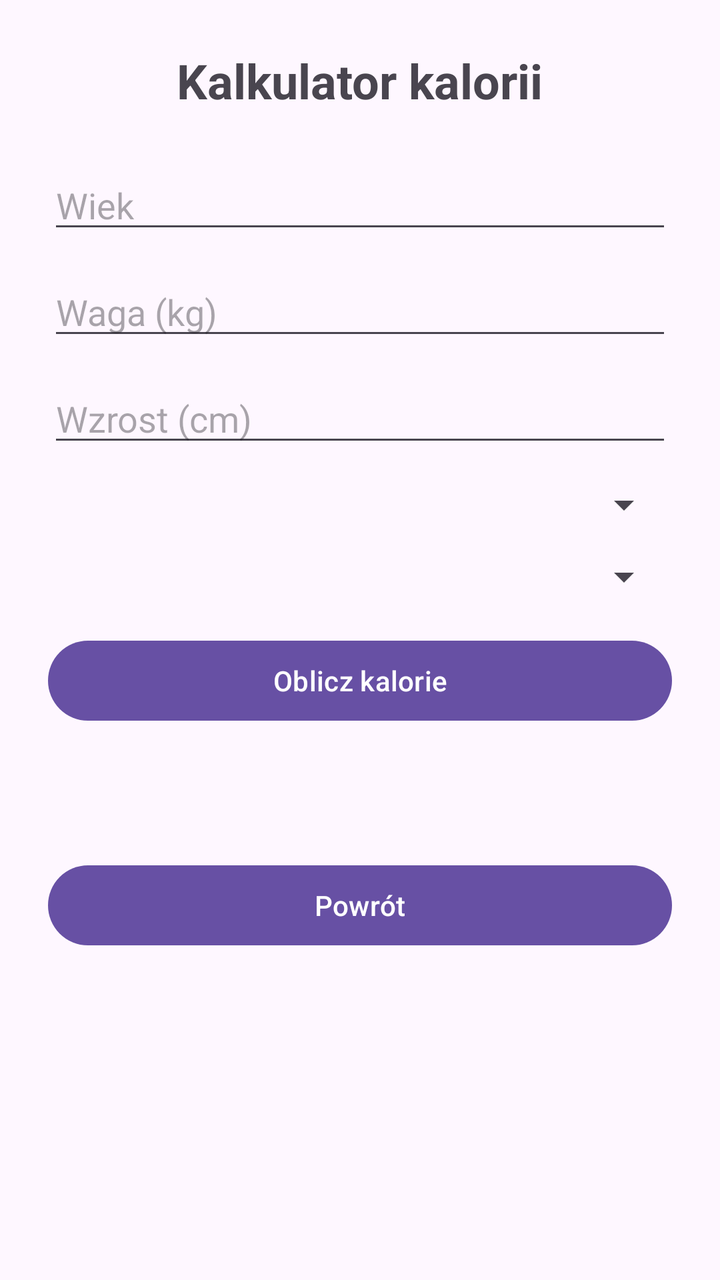
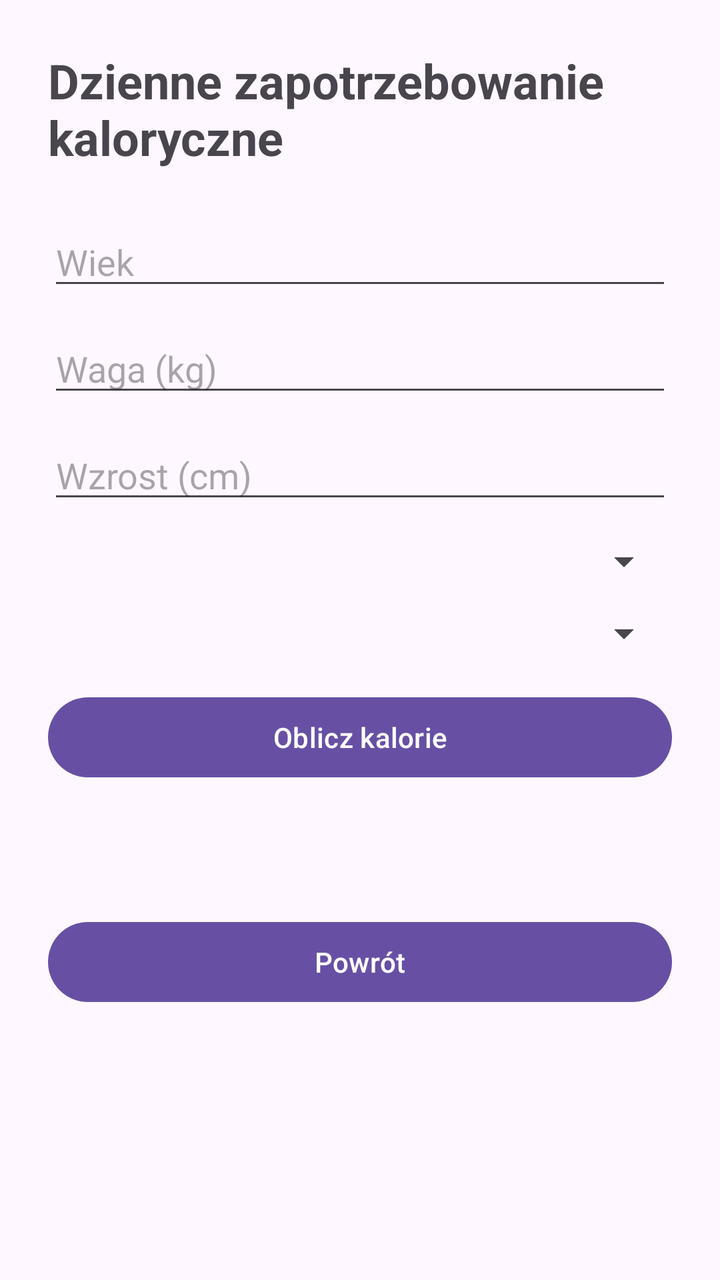

Screens rendered from an Android XML layout before and after an edit, with the pre-edit source and the edit as a unified diff.
<!-- AndroidManifest.xml: application theme Theme.ZadanieBMI -->
<!-- res/layout/activity_calories.xml -->
<?xml version="1.0" encoding="utf-8"?>
<ScrollView xmlns:android="http://schemas.android.com/apk/res/android"
    android:layout_width="match_parent"
    android:layout_height="match_parent">

    <LinearLayout
        android:layout_width="match_parent"
        android:layout_height="wrap_content"
        android:orientation="vertical"
        android:padding="24dp"
        android:gravity="center_horizontal">

        <TextView
            android:layout_width="wrap_content"
            android:layout_height="wrap_content"
            android:text="Kalkulator kalorii"
            android:textSize="24sp"
            android:textStyle="bold"
            android:layout_marginBottom="24dp" />

        <EditText
            android:id="@+id/editAge"
            android:layout_width="match_parent"
            android:layout_height="wrap_content"
            android:hint="Wiek"
            android:inputType="number"
            android:layout_marginBottom="12dp" />

        <EditText
            android:id="@+id/editCaloriesWeight"
            android:layout_width="match_parent"
            android:layout_height="wrap_content"
            android:hint="Waga (kg)"
            android:inputType="numberDecimal"
            android:layout_marginBottom="12dp" />

        <EditText
            android:id="@+id/editCaloriesHeight"
            android:layout_width="match_parent"
            android:layout_height="wrap_content"
            android:hint="Wzrost (cm)"
            android:inputType="numberDecimal"
            android:layout_marginBottom="12dp" />

        <Spinner
            android:id="@+id/spinnerGender"
            android:layout_width="match_parent"
            android:layout_height="wrap_content"
            android:layout_marginBottom="12dp" />

        <Spinner
            android:id="@+id/spinnerActivity"
            android:layout_width="match_parent"
            android:layout_height="wrap_content"
            android:layout_marginBottom="16dp" />

        <Button
            android:id="@+id/buttonCalculateCalories"
            android:layout_width="match_parent"
            android:layout_height="wrap_content"
            android:text="Oblicz kalorie"
            android:layout_marginBottom="16dp" />

        <TextView
            android:id="@+id/textCaloriesResult"
            android:layout_width="wrap_content"
            android:layout_height="wrap_content"
            android:textSize="18sp"
            android:layout_marginBottom="24dp" />

        <Button
            android:id="@+id/buttonBackFromCalories"
            android:layout_width="match_parent"
            android:layout_height="wrap_content"
            android:text="Powrót" />

    </LinearLayout>
</ScrollView>
<!-- resources referenced by this layout -->
<resources>
  <style name="Theme.ZadanieBMI" parent="Base.Theme.ZadanieBMI" />
  <style name="Base.Theme.ZadanieBMI" parent="Theme.Material3.DayNight.NoActionBar">
          
          
      </style>
</resources>

<!-- the commit's change to res/layout/activity_calories.xml (unified diff, before → after) -->
@@ -13,7 +13,7 @@
         <TextView
             android:layout_width="wrap_content"
             android:layout_height="wrap_content"
-            android:text="Kalkulator kalorii"
+            android:text="@string/calorie_title"
             android:textSize="24sp"
             android:textStyle="bold"
             android:layout_marginBottom="24dp" />
@@ -22,7 +22,8 @@
             android:id="@+id/editAge"
             android:layout_width="match_parent"
             android:layout_height="wrap_content"
-            android:hint="Wiek"
+            android:hint="@string/age"
+            android:importantForAutofill="no"
             android:inputType="number"
             android:layout_marginBottom="12dp" />
 
@@ -30,7 +31,8 @@
             android:id="@+id/editCaloriesWeight"
             android:layout_width="match_parent"
             android:layout_height="wrap_content"
-            android:hint="Waga (kg)"
+            android:hint="@string/weight"
+            android:importantForAutofill="no"
             android:inputType="numberDecimal"
             android:layout_marginBottom="12dp" />
 
@@ -38,7 +40,8 @@
             android:id="@+id/editCaloriesHeight"
             android:layout_width="match_parent"
             android:layout_height="wrap_content"
-            android:hint="Wzrost (cm)"
+            android:hint="@string/height"
+            android:importantForAutofill="no"
             android:inputType="numberDecimal"
             android:layout_marginBottom="12dp" />
 
@@ -58,7 +61,7 @@
             android:id="@+id/buttonCalculateCalories"
             android:layout_width="match_parent"
             android:layout_height="wrap_content"
-            android:text="Oblicz kalorie"
+            android:text="@string/calculate_calories"
             android:layout_marginBottom="16dp" />
 
         <TextView
@@ -72,7 +75,7 @@
             android:id="@+id/buttonBackFromCalories"
             android:layout_width="match_parent"
             android:layout_height="wrap_content"
-            android:text="Powrót" />
+            android:text="@string/back" />
 
     </LinearLayout>
 </ScrollView>
<!-- resource entries referenced after the edit -->
@@ -1,6 +1,16 @@
 <!-- resources referenced by this layout -->
 <resources>
-  <style name="Theme.ZadanieBMI" parent="Base.Theme.ZadanieBMI" />
+  <string name="age">Wiek</string>
+  <string name="back">Powrót</string>
+  <string name="calculate_calories">Oblicz kalorie</string>
+  <string name="calorie_title">Dzienne zapotrzebowanie kaloryczne</string>
+  <string name="height">Wzrost (cm)</string>
+  <string name="weight">Waga (kg)</string>
+  <style name="Theme.ZadanieBMI" parent="Base.Theme.ZadanieBMI">
+          <item name="android:navigationBarColor">@android:color/transparent</item>
+          <item name="android:statusBarColor">@android:color/transparent</item>
+          <item name="android:windowLightStatusBar">?attr/isLightTheme</item>
+      </style>
   <style name="Base.Theme.ZadanieBMI" parent="Theme.Material3.DayNight.NoActionBar">
           
           
